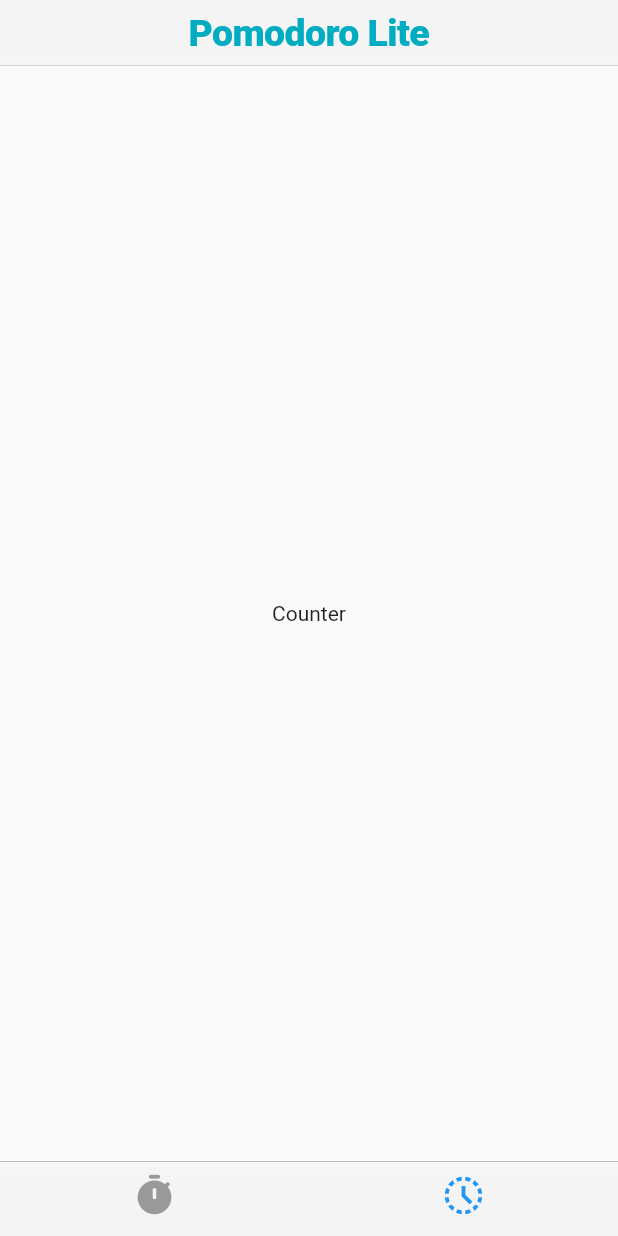
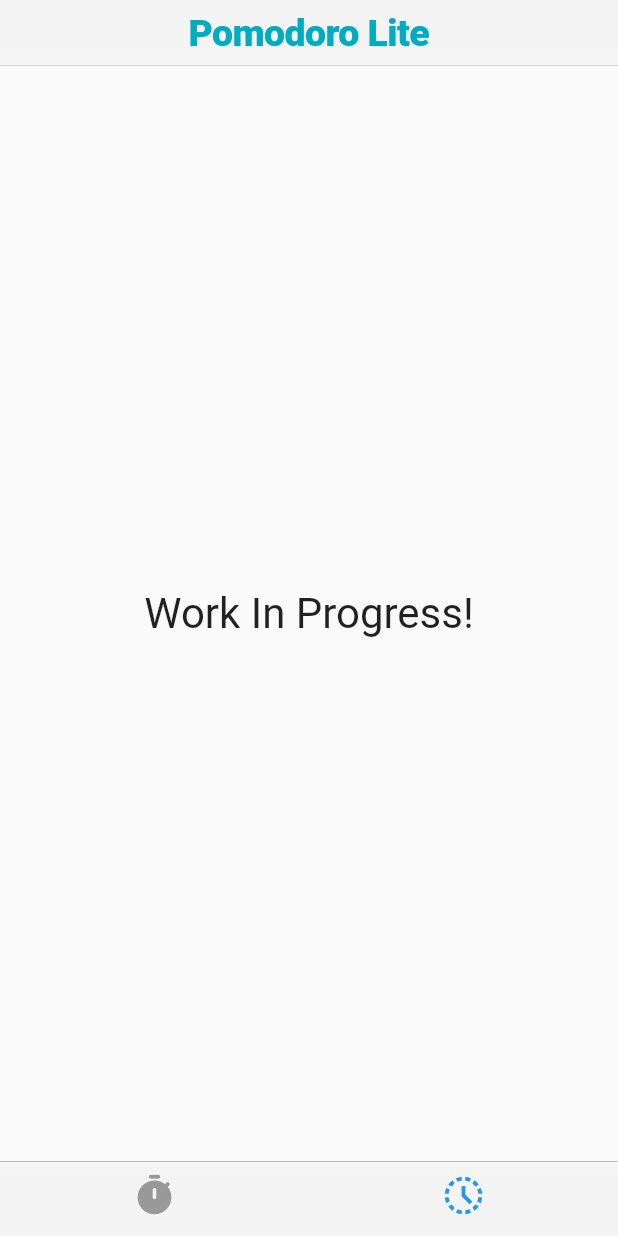
Before and after one commit to stelselim/PomodoroLite, a Flutter app: the screen it shows after launch, item 2 of the bottom bar chosen, on a phone screen of 412 x 824 dp. Run offline on Flutter 3.47's test engine with Material 2 defaults, Android fonts, the phone set to English and light mode, and no system bars; our stand-ins replace timer_count_down.

Commit message:
TO First Production Use

```diff
--- a/lib/screens/home.dart
+++ b/lib/screens/home.dart
@@ -30,7 +30,10 @@ class _HomePageState extends State<HomePage> {
   List<Widget> bodyWidgets = [
     Pomodoro(),
     Center(
-      child: Text("Counter"),
+      child: Text(
+        "Work In Progress!",
+        textScaleFactor: 2,
+      ),
     ),
   ];
 
```
Also changed, not shown: 2 other files.
